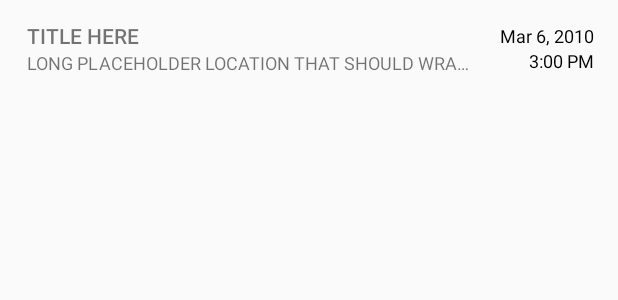
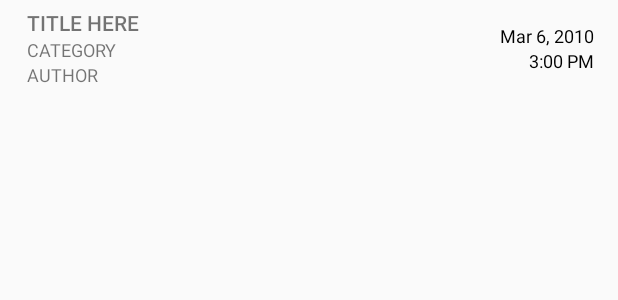
Before and after one commit to iareciog/NewsApp, an Android app: the layout list_item.xml on its own in the app's theme, with its tools: preview values and no code run, on a phone screen of 412 x 824 dp. Shown: the top 300 px of the screen. Run offline under Robolectric (Android 15) with nearby library versions, the phone set to English and light mode, and no system bars.

Commit message:
Multiple Changes

```diff
--- a/app/src/main/res/layout/list_item.xml
+++ b/app/src/main/res/layout/list_item.xml
@@ -37,7 +37,17 @@ android:paddingStart="16dp">
             android:maxLines="1"
             android:textAllCaps="true"
             android:textSize="12sp"
-            tools:text="Long placeholder location that should wrap to more than 2 lines of text" />
+            tools:text="Category" />
+
+        <TextView
+            android:id="@+id/author"
+            android:layout_width="wrap_content"
+            android:layout_height="wrap_content"
+            android:ellipsize="end"
+            android:maxLines="1"
+            android:textAllCaps="true"
+            android:textSize="12sp"
+            tools:text="author" />
 
     </LinearLayout>
 
```
Also changed, not shown: app/src/main/java/com/example/android/newsapp/MainActivity.java (+18 -12 lines), app/src/main/java/com/example/android/newsapp/News.java (+44 -10 lines), app/src/main/java/com/example/android/newsapp/NewsAdapter.java (+43 -7 lines), app/src/main/java/com/example/android/newsapp/NewsLoader.java (+12 -7 lines), app/src/main/java/com/example/android/newsapp/QueryUtils.java (+31 -13 lines).
